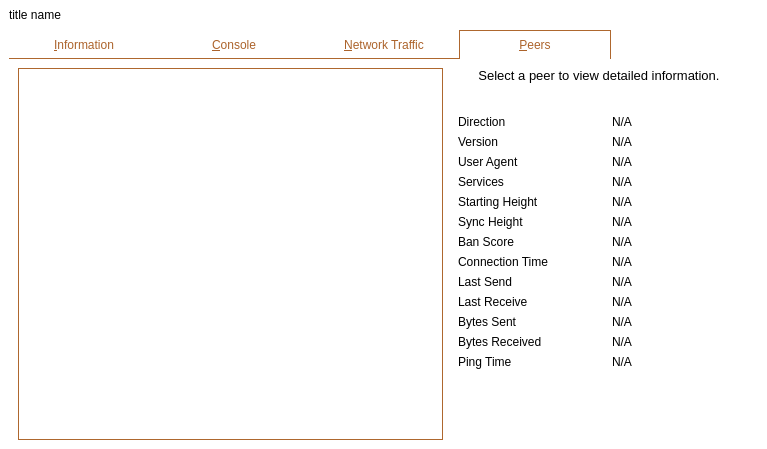
Qt form src/qt/forms/rpcconsole.ui (MassGrid/MassGrid) before a commit.
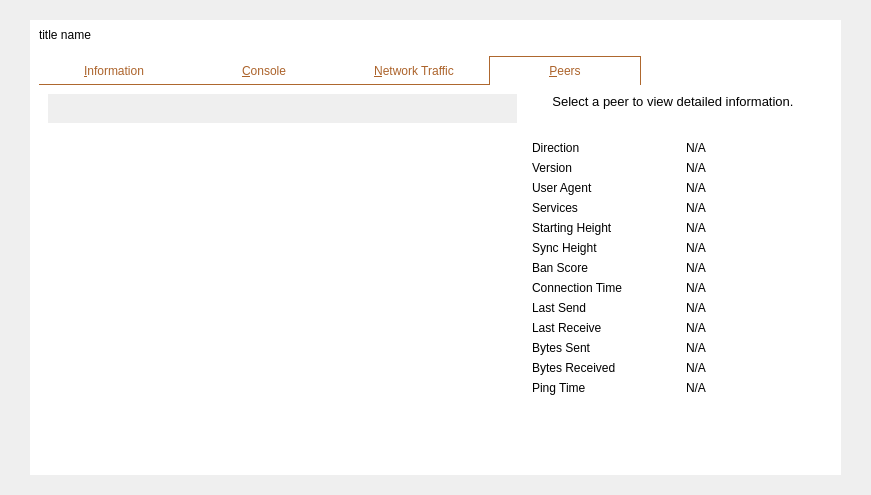
The same form after that commit. Icons and pictures are not drawn. Custom widgets are drawn as their Qt base class.

What changed in the file:
```diff
--- a/src/qt/forms/rpcconsole.ui
+++ b/src/qt/forms/rpcconsole.ui
@@ -6,22 +6,173 @@
    <rect>
     <x>0</x>
     <y>0</y>
-    <width>767</width>
-    <height>449</height>
+    <width>871</width>
+    <height>495</height>
    </rect>
   </property>
   <property name="windowTitle">
    <string>Debug window</string>
   </property>
   <property name="styleSheet">
-   <string notr="true">QWidget{
+   <string notr="true"/>
+  </property>
+  <layout class="QGridLayout" name="gridLayout_6">
+   <property name="leftMargin">
+    <number>0</number>
+   </property>
+   <property name="topMargin">
+    <number>0</number>
+   </property>
+   <property name="rightMargin">
+    <number>0</number>
+   </property>
+   <property name="bottomMargin">
+    <number>0</number>
+   </property>
+   <item row="0" column="0">
+    <widget class="QWidget" name="centerWin" native="true">
+     <property name="styleSheet">
+      <string notr="true">QWidget#centerWin{
+border:hidden;
+	border-image: url(:/pic/res/pic/dlgBackgroud.png);
+}
+
+QFrame#mainframe{
+border:hidden;
 	background-color: rgb(255, 255, 255);
-}</string>
+}
+
+
+QTableView {
+color: black;
+gridline-color: white;
+background-color: white;
+ outline: 0px;
+ alternate-background-color: rgb(247,242,238);
+selection-color: white;
+selection-background-color: rgb(239,169,4);
+border:hidden;
+}
+
+QHeaderView {
+color: black;
+font: 12pt;
+border: 0px solid rgb(144, 144, 144);
+border:0px solid rgb(191,191,191);
+border-left-color: red;
+border-top-color: red;
+border-radius:0px;
+min-height:29px;
+}
+
+QHeaderView::section {
+color: black;
+background-color: rgb(234, 221, 210);
+border: 0px solid #626262;
+border-radius:0px;
+border-color: white;
+}
+
+QTableView::item::selected
+{
+border:hidden;
+background-color: rgb(239, 169, 4);
+}s
+
+/*垂直滚动条整体*/
+QScrollBar:vertical
+{
+    width:8px;
+    background:rgb(0,0,0,0%);
+    margin:0px,0px,0px,0px;
+    padding-top:12px;   /*上预留位置*/
+    padding-bottom:12px;    /*下预留位置*/
+}
+
+/*滚动条中滑块的样式*/
+QScrollBar::handle:vertical
+{
+    width:8px;
+    background:rgb(0,0,0,25%);
+    border-radius:4px;
+    min-height:20px;
+}
+
+/*鼠标触及滑块样式*/
+QScrollBar::handle:vertical:hover
+{
+    width:9px;
+    background:rgb(0,0,0,50%);
+    border-radius:4px;
+    min-height:20;
+}
+
+/*设置下箭头*/
+QScrollBar::add-line:vertical
+{
+    height:12px;
+    width:10px;
+    border-image:url(:/selectfile/scroll/3.png);
+    subcontrol-position:bottom;
+}
+
+/*设置上箭头*/
+QScrollBar::sub-line:vertical
+{
+    height:12px;
+    width:10px;
+    border-image:url(:/selectfile/scroll/1.png);
+    subcontrol-position:top;
+}
+
+/*设置下箭头:悬浮状态*/
+QScrollBar::add-line:vertical:hover
+{
+    height:12px;
+    width:10px;
+    border-image:url(:/selectfile/scroll/4.png);
+    subcontrol-position:bottom;
+}
+
+/*设置上箭头：悬浮状态*/
+QScrollBar::sub-line:vertical:hover
+{
+    height:12px;
+    width:10px;
+    border-image:url(:/selectfile/scroll/2.png);
+    subcontrol-position:top;
+}
+
+/*当滚动条滚动的时候，上面的部分和下面的部分*/
+QScrollBar::add-page:vertical,QScrollBar::sub-page:vertical
+{
+    background:rgb(0,0,0,10%);
+    border-radius:4px;
+}
+</string>
+     </property>
+     <layout class="QGridLayout" name="gridLayout_7">
+      <property name="leftMargin">
+       <number>30</number>
+      </property>
+      <property name="topMargin">
+       <number>20</number>
+      </property>
+      <property name="rightMargin">
+       <number>30</number>
+      </property>
+      <property name="bottomMargin">
+       <number>20</number>
+      </property>
+      <item row="0" column="0">
+       <widget class="QFrame" name="mainframe">
+        <property name="frameShape">
+         <enum>QFrame::StyledPanel</enum>
+        </property>
+        <property name="frameShadow">
+         <enum>QFrame::Raised</enum>
   </property>
   <layout class="QVBoxLayout" name="verticalLayout_2">
-   <property name="spacing">
-    <number>0</number>
-   </property>
    <property name="leftMargin">
     <number>0</number>
    </property>
@@ -1161,114 +1312,13 @@
          <item row="0" column="0" rowspan="2">
           <widget class="QTableView" name="peerWidget">
            <property name="styleSheet">
-            <string notr="true">QTableView {
-    color: black;
-gridline-color: white;
-background-color: white;
-alternate-background-color: rgb(247,242,238);
-selection-color: whitesss;
-selection-background-color: rgb(247,242,238);
-border:1px solid rgb(174,103,46);
-}
-
-QHeaderView {
-color: black;
-font: bold 10pt;
-background-color: white;
-border: 0px solid rgb(144, 144, 144);
-border:0px solid rgb(191,191,191);
-border-left-color: red;
-border-top-color: red;
-border-radius:0px;
-min-height:29px;
-}
-
-QHeaderView::section {
-color: black;
-background-color: white;
-border: 5px solid #626262;
-border-radius:0px;
-border-color: white;
-
-}
-
-/*垂直滚动条整体*/
-QScrollBar:vertical
-{
-    width:8px;
-    background:rgb(0,0,0,0%);
-    margin:0px,0px,0px,0px;
-    padding-top:12px;   /*上预留位置*/
-    padding-bottom:12px;    /*下预留位置*/
-}
-
-/*滚动条中滑块的样式*/
-QScrollBar::handle:vertical
-{
-    width:8px;
-    background:rgb(0,0,0,25%);
-    border-radius:4px;
-    min-height:20px;
-}
-
-/*鼠标触及滑块样式*/
-QScrollBar::handle:vertical:hover
-{
-    width:9px;
-    background:rgb(0,0,0,50%);
-    border-radius:4px;
-    min-height:20;
-}
-
-/*设置下箭头*/
-QScrollBar::add-line:vertical
-{
-    height:12px;
-    width:10px;
-    border-image:url(:/selectfile/scroll/3.png);
-    subcontrol-position:bottom;
-}
-
-/*设置上箭头*/
-QScrollBar::sub-line:vertical
-{
-    height:12px;
-    width:10px;
-    border-image:url(:/selectfile/scroll/1.png);
-    subcontrol-position:top;
-}
-
-/*设置下箭头:悬浮状态*/
-QScrollBar::add-line:vertical:hover
-{
-    height:12px;
-    width:10px;
-    border-image:url(:/selectfile/scroll/4.png);
-    subcontrol-position:bottom;
-}
-
-/*设置上箭头：悬浮状态*/
-QScrollBar::sub-line:vertical:hover
-{
-    height:12px;
-    width:10px;
-    border-image:url(:/selectfile/scroll/2.png);
-    subcontrol-position:top;
-}
-
-/*当滚动条滚动的时候，上面的部分和下面的部分*/
-QScrollBar::add-page:vertical,QScrollBar::sub-page:vertical
-{
-    background:rgb(0,0,0,10%);
-    border-radius:4px;
-}
-</string>
+                  <string notr="true"/>
            </property>
            <property name="horizontalScrollBarPolicy">
             <enum>Qt::ScrollBarAsNeeded</enum>
            </property>
            <property name="sortingEnabled">
-            <bool>true</bool>
+                  <bool>false</bool>
            </property>
            <attribute name="horizontalHeaderHighlightSections">
             <bool>false</bool>
@@ -1332,6 +1382,9 @@
               <property name="cursor">
                <cursorShape>IBeamCursor</cursorShape>
               </property>
+                    <property name="styleSheet">
+                     <string notr="true"/>
+                    </property>
               <property name="text">
                <string>N/A</string>
               </property>
@@ -1578,6 +1631,9 @@
             </item>
             <item row="12" column="0">
              <widget class="QLabel" name="label_20">
+                    <property name="styleSheet">
+                     <string notr="true"/>
+                    </property>
               <property name="text">
                <string>Bytes Received</string>
               </property>
@@ -1643,6 +1699,12 @@
       </widget>
      </item>
     </layout>
+         </item>
+        </layout>
+       </widget>
+      </item>
+     </layout>
+    </widget>
    </item>
   </layout>
  </widget>
```
Left out of the diff: 5 changed lines with no effect on the pictures. Lines whose indentation alone changed are shown as unchanged.
